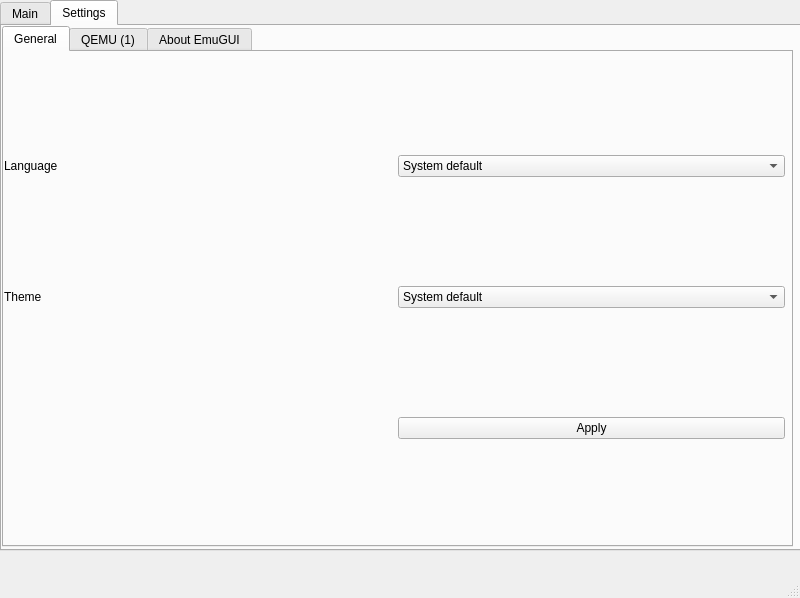
Tech-FZ/EmuGUI, file ui/Main.ui: the form before one commit.
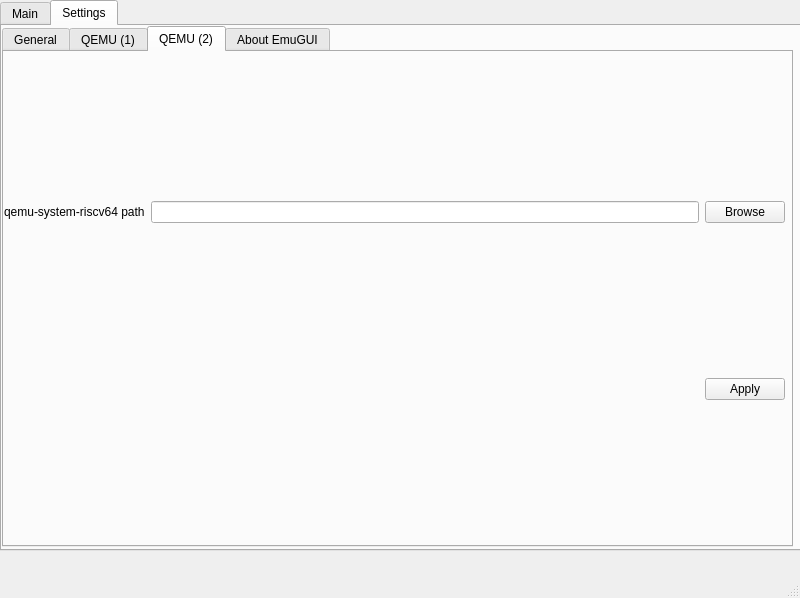
The form after the commit. The open tabs and pages were chosen to show the change.

Patch:
```diff
--- a/ui/Main.ui
+++ b/ui/Main.ui
@@ -515,6 +515,47 @@
            </layout>
           </widget>
          </widget>
+         <widget class="QWidget" name="tab_5">
+          <attribute name="title">
+           <string>QEMU (2)</string>
+          </attribute>
+          <widget class="QWidget" name="gridLayoutWidget_5">
+           <property name="geometry">
+            <rect>
+             <x>0</x>
+             <y>0</y>
+             <width>781</width>
+             <height>498</height>
+            </rect>
+           </property>
+           <layout class="QGridLayout" name="gridLayout_6">
+            <item row="2" column="3">
+             <widget class="QPushButton" name="btn_riscv64">
+              <property name="text">
+               <string>Browse</string>
+              </property>
+             </widget>
+            </item>
+            <item row="2" column="1">
+             <widget class="QLabel" name="lbl_riscv64">
+              <property name="text">
+               <string>qemu-system-riscv64 path</string>
+              </property>
+             </widget>
+            </item>
+            <item row="3" column="3">
+             <widget class="QPushButton" name="btn_apply_qemu2">
+              <property name="text">
+               <string>Apply</string>
+              </property>
+             </widget>
+            </item>
+            <item row="2" column="2">
+             <widget class="QLineEdit" name="le_riscv64"/>
+            </item>
+           </layout>
+          </widget>
+         </widget>
          <widget class="QWidget" name="tab_4">
           <attribute name="title">
            <string>About EmuGUI</string>
```
